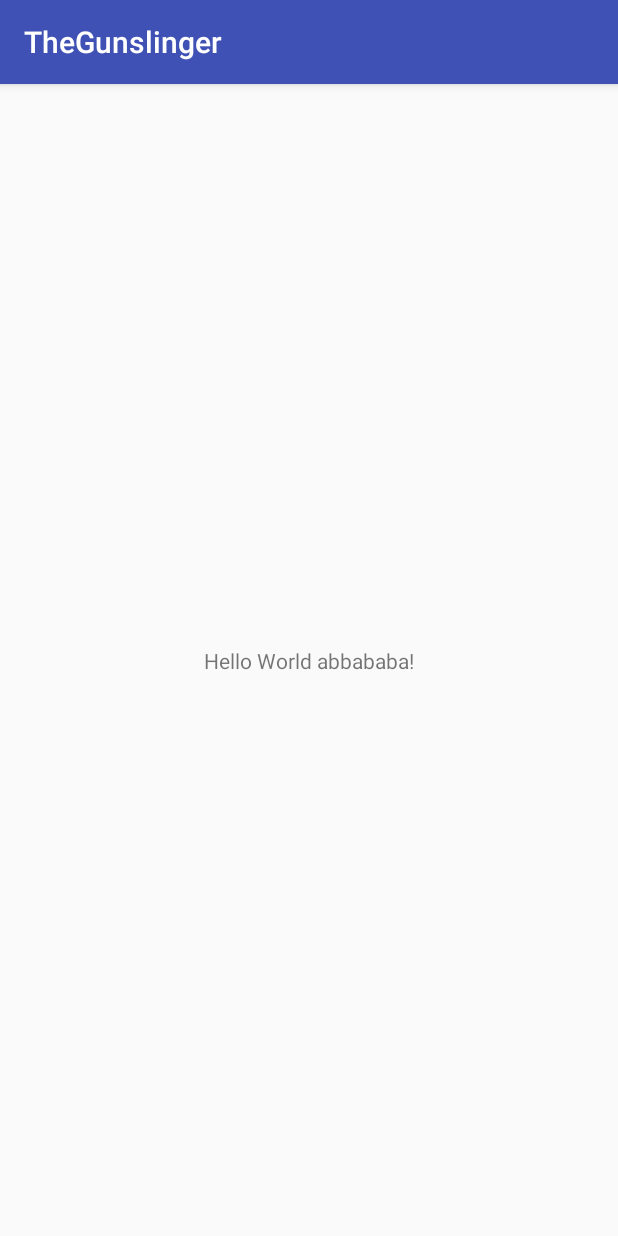
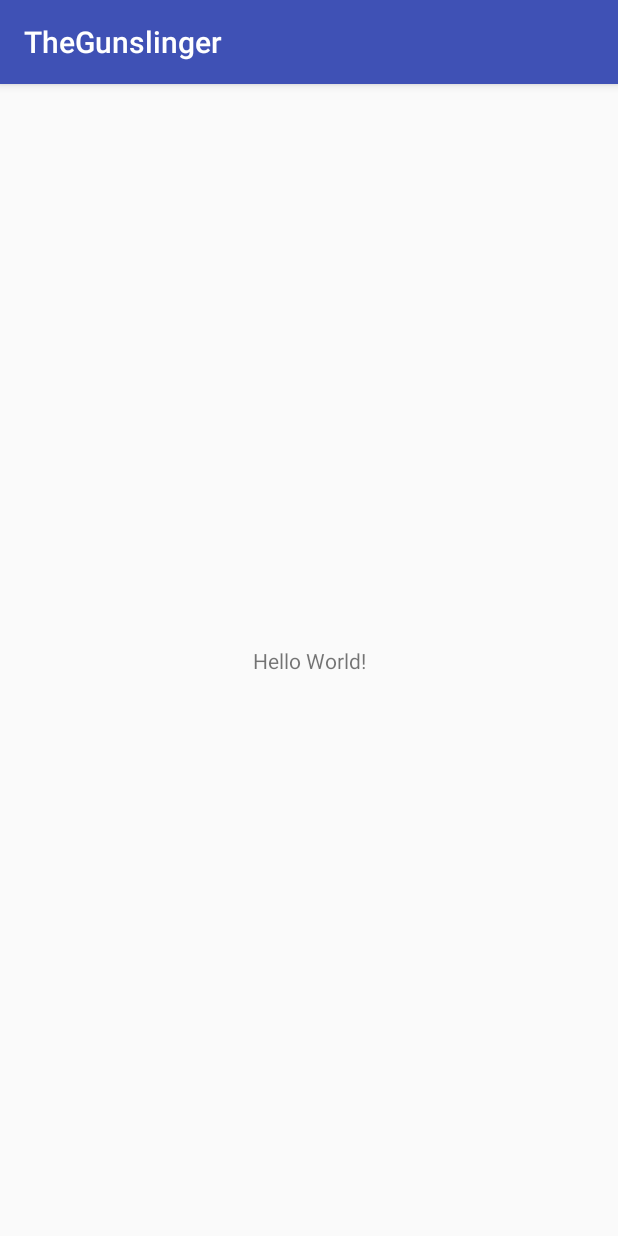
Before and after one commit to Savinvadim1312/TheGunslinger, an Android app: the screen it shows after launch (MainActivity), on a phone screen of 412 x 824 dp. Run offline under Robolectric (Android 15) with nearby library versions, the phone set to English and light mode, and no system bars.

Commit message:
my new commit

```diff
--- a/app/src/main/res/layout/activity_main.xml
+++ b/app/src/main/res/layout/activity_main.xml
@@ -9,7 +9,7 @@
     <TextView
         android:layout_width="wrap_content"
         android:layout_height="wrap_content"
-        android:text="Hello World abbababa!"
+        android:text="Hello World!"
         app:layout_constraintBottom_toBottomOf="parent"
         app:layout_constraintLeft_toLeftOf="parent"
         app:layout_constraintRight_toRightOf="parent"
```
